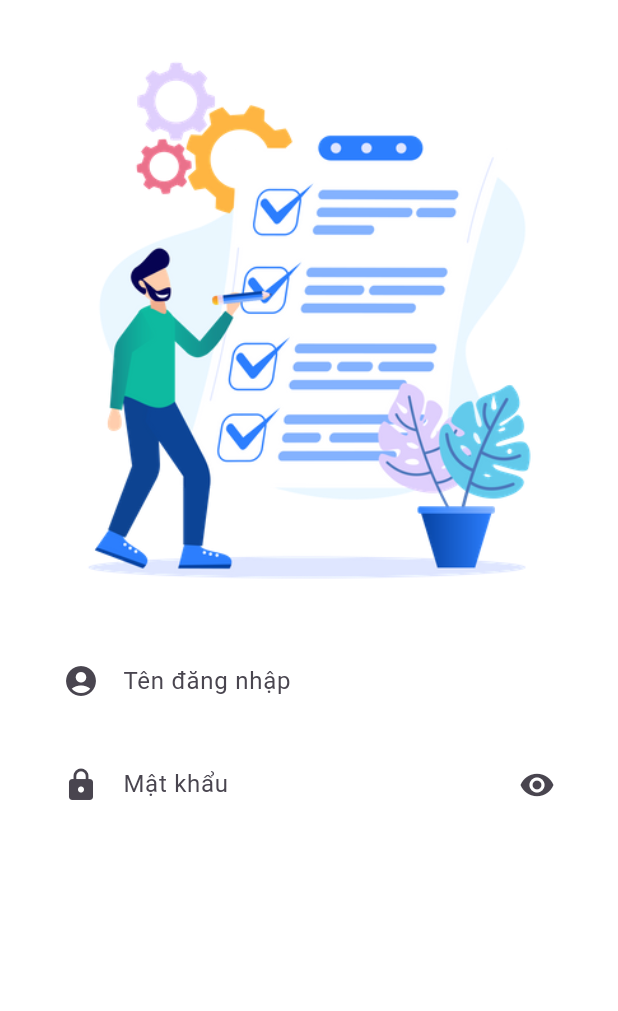
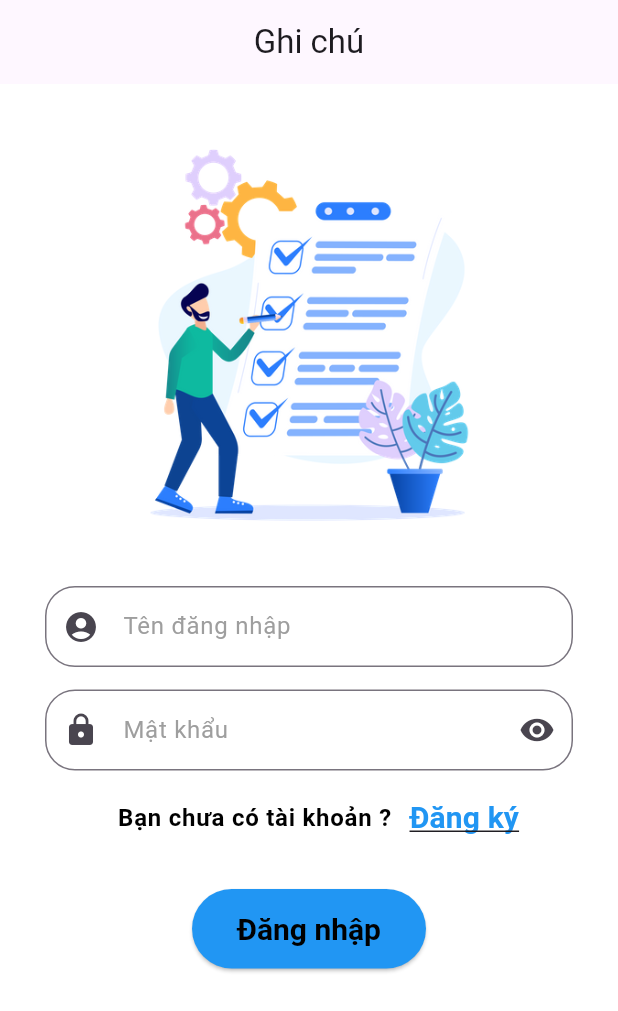
Before and after one commit to Thi1503/project, a Flutter app: the screen it shows after launch, on a phone screen of 412 x 824 dp. Shown: the top 1011 px of the screen. Run offline on Flutter 3.47's test engine with Material 3 defaults, Android fonts, the phone set to English and light mode, and no system bars; our stand-ins replace sqflite; accounts and stored records are empty.

Commit message:
Signed-off-by: Thi1503 <thile15032003@gmail.com>

```diff
--- a/lib/home.dart
+++ b/lib/home.dart
@@ -1,4 +1,5 @@
 import 'package:do_an_1/search_screen.dart';
+import 'package:do_an_1/sign_in_screen.dart';
 import 'package:flutter/material.dart';
 import 'package:do_an_1/add_screen.dart';
 import 'package:do_an_1/todo_node.dart';
@@ -178,7 +179,13 @@ class _HomeState extends State<Home> {
                 color: Colors.black,
               ),
               title: const Text('Đăng xuất'),
-              onTap: () {}),
+              onTap: () {
+                Navigator.push(
+                  context,
+                  MaterialPageRoute(
+                      builder: (context) => SignInScreen()),
+                );
+              }),
         ],
       ),
     );
--- a/lib/sign_in_screen.dart
+++ b/lib/sign_in_screen.dart
@@ -1,4 +1,6 @@
 import 'package:flutter/material.dart';
+
+import 'home.dart';
 
 class SignInScreen extends StatefulWidget {
   const SignInScreen({Key? key}) : super(key: key);
@@ -8,24 +10,32 @@ class SignInScreen extends StatefulWidget {
 }
 
 class _SignInScreenState extends State<SignInScreen> {
-
   bool _isObscure = true;
 
   @override
   Widget build(BuildContext context) {
     return Scaffold(
-      backgroundColor: Colors.white70,
-      body: Padding(
-        padding: EdgeInsets.all(15),
-        child: Column(
-          children: [
-            Expanded(
-              flex: 2,
-              child: Image(image: AssetImage('assets/todolist.png')),
-            ),
-            Expanded(
-              flex: 2,
-              child: Container(
+      backgroundColor: Colors.white,
+      appBar: AppBar(
+        automaticallyImplyLeading: false,
+        centerTitle: true,
+        title: const Text('Ghi chú'),
+      ),
+      body: SingleChildScrollView(
+        child: Padding(
+          padding: const EdgeInsets.all(15),
+          child: Column(
+            children: [
+              const SizedBox(height: 15),
+              Container(
+                height: MediaQuery.of(context).size.height / 3,
+                child: Image(
+                  image: AssetImage('assets/todolist.png'),
+                  fit: BoxFit.cover,
+                ),
+              ),
+              SizedBox(height: 15),
+              Container(
                 padding: const EdgeInsets.all(15),
                 child: Column(
                   children: [
@@ -44,11 +54,19 @@ class _SignInScreenState extends State<SignInScreen> {
                           contentPadding: EdgeInsets.symmetric(
                               horizontal: 15, vertical: 15),
                           hintText: 'Tên đăng nhập',
-                          border: InputBorder.none,
+                          hintStyle: TextStyle(color: Colors.grey),
+                          border: OutlineInputBorder(
+                            borderSide: BorderSide(
+                              color: Colors.black,
+                              width: 5.0,
+                            ),
+                            borderRadius:
+                                BorderRadius.all(Radius.circular(20.0)),
+                          ),
                         ),
                       ),
                     ),
-                    const SizedBox(height: 15), // Thêm khoảng cách giữa hai ô nhập
+                    const SizedBox(height: 15),
                     Container(
                       decoration: BoxDecoration(
                         color: Colors.white,
@@ -59,14 +77,21 @@ class _SignInScreenState extends State<SignInScreen> {
                           fontSize: 16,
                           color: Colors.black,
                         ),
-                        obscureText:
-                            _isObscure, // Sử dụng trạng thái _isObscure để ẩn hoặc hiển thị mật khẩu
+                        obscureText: _isObscure,
                         decoration: InputDecoration(
                           prefixIcon: Icon(Icons.lock),
                           contentPadding: const EdgeInsets.symmetric(
                               horizontal: 15, vertical: 15),
                           hintText: 'Mật khẩu',
-                          border: InputBorder.none,
+                          hintStyle: TextStyle(color: Colors.grey),
+                          border: const OutlineInputBorder(
+                            borderSide: BorderSide(
+                              color: Colors.black,
+                              width: 5.0,
+                            ),
+                            borderRadius:
+                                BorderRadius.all(Radius.circular(20.0)),
+                          ),
                           suffixIcon: IconButton(
                             icon: Icon(_isObscure
                                 ? Icons.visibility
@@ -80,11 +105,59 @@ class _SignInScreenState extends State<SignInScreen> {
                         ),
                       ),
                     ),
+                    ListTile(
+                      title: Row(
+                        mainAxisAlignment: MainAxisAlignment.end,
+                        children: <Widget>[
+                          const Text(
+                            'Bạn chưa có tài khoản ?',
+                            style: TextStyle(
+                              fontSize: 16,
+                              color: Colors.black,
+                              fontWeight: FontWeight.bold,
+                            ),
+                          ),
+                          TextButton(
+                            onPressed: () {},
+                            child: const Text(
+                              'Đăng ký',
+                              style: TextStyle(
+                                  fontSize: 20,
+                                  color: Colors.blue,
+                                  fontWeight: FontWeight.bold,
+                                  decoration: TextDecoration.underline),
+                            ),
+                          )
+                        ],
+                      ),
+                    )
                   ],
                 ),
               ),
-            ),
-          ],
+              ElevatedButton(
+                onPressed: () {
+                  Navigator.push(
+                    context,
+                    MaterialPageRoute(
+                        builder: (context) => Home()),
+                  );
+                },
+                child: Text(
+                  'Đăng nhập',
+                  style: TextStyle(
+                    fontSize: 20,
+                    color: Colors.black,
+                    fontWeight: FontWeight.bold
+                  ),
+                ),
+                style: ElevatedButton.styleFrom(
+                  backgroundColor: Colors.blue, // Màu nền của button
+                  padding: EdgeInsets.symmetric(horizontal: 30, vertical: 15),
+                  textStyle: TextStyle(fontSize: 18),
+                ),
+              ),
+            ],
+          ),
         ),
       ),
     );
```
Also changed, not shown: lib/sign_out_screen.dart (added).
